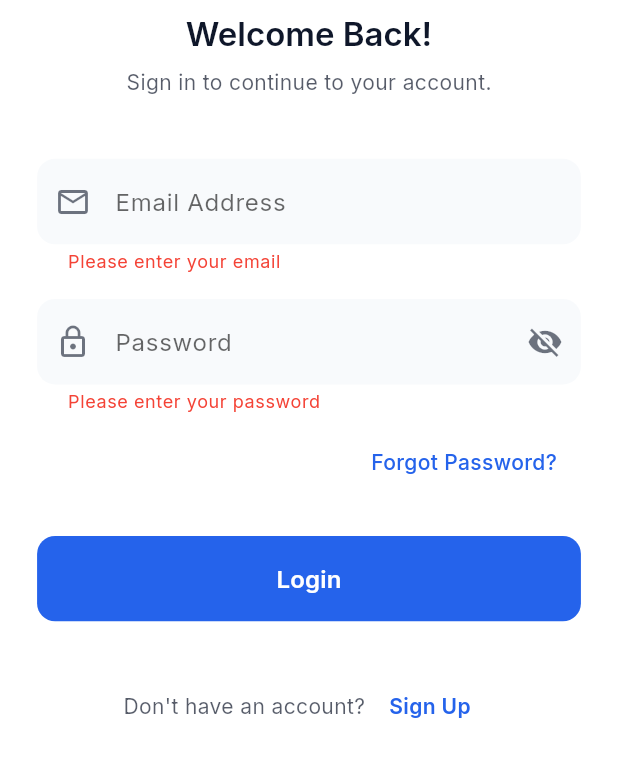
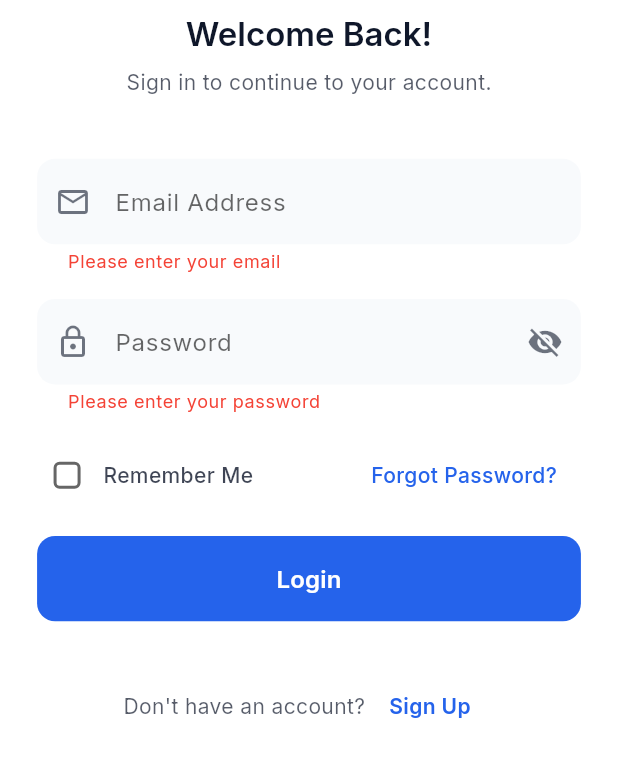
Before and after one commit to Shandaa-x/bloghub, a Flutter app: the screen it shows after launch, after a tap on "Login", on a phone screen of 412 x 824 dp, the part 202-979 px from its top. Run offline on Flutter 3.47's test engine with Material 3 defaults, Android fonts, the phone set to English and light mode, and no system bars; our stand-ins replace cached_network_image, cloud_firestore, connectivity_plus, firebase_auth, firebase_core, firebase_storage and 5 more; missing offline and left inert: dart:html, dart:js_interop; accounts and stored records are empty.

```diff
--- a/lib/auth/login_screen.dart
+++ b/lib/auth/login_screen.dart
@@ -2,6 +2,7 @@ import 'package:cloud_firestore/cloud_firestore.dart';
 import 'package:flutter/material.dart';
 import 'package:sizer/sizer.dart';
 import 'package:firebase_auth/firebase_auth.dart';
+import 'package:shared_preferences/shared_preferences.dart';
 
 import '../../core/app_export.dart';
 import '../../widgets/custom_icon_widget.dart';
@@ -22,16 +23,62 @@ class _LoginScreenState extends State<LoginScreen> {
 
   bool _passwordVisible = false;
   bool _isLoading = false;
+  bool _rememberMe = false;
   String? _errorMessage;
 
   // Auth service instance
   final AuthService _authService = AuthService();
 
   @override
+  void initState() {
+    super.initState();
+    _loadRememberMePreference();
+    _checkAutoLogin();
+  }
+
+  @override
   void dispose() {
     _emailController.dispose();
     _passwordController.dispose();
     super.dispose();
+  }
+
+  void _loadRememberMePreference() async {
+    SharedPreferences prefs = await SharedPreferences.getInstance();
+    setState(() {
+      _rememberMe = prefs.getBool('remember_me') ?? false;
+      if (_rememberMe) {
+        _emailController.text = prefs.getString('saved_email') ?? '';
+        _passwordController.text = prefs.getString('saved_password') ?? '';
+      }
+    });
+  }
+
+  // Check if user should be automatically logged in
+  void _checkAutoLogin() async {
+    SharedPreferences prefs = await SharedPreferences.getInstance();
+    bool rememberMe = prefs.getBool('remember_me') ?? false;
+
+    if (rememberMe && FirebaseAuth.instance.currentUser != null) {
+      // User is already authenticated and remember me is enabled
+      WidgetsBinding.instance.addPostFrameCallback((_) {
+        Navigator.pushReplacementNamed(context, AppRoutes.bottomNav);
+      });
+    }
+  }
+
+  // Save remember me preference and credentials
+  Future<void> _saveRememberMePreference() async {
+    SharedPreferences prefs = await SharedPreferences.getInstance();
+    await prefs.setBool('remember_me', _rememberMe);
+
+    if (_rememberMe) {
+      await prefs.setString('saved_email', _emailController.text.trim());
+      await prefs.setString('saved_password', _passwordController.text.trim());
+    } else {
+      await prefs.remove('saved_email');
+      await prefs.remove('saved_password');
+    }
   }
 
   void _handleLogin() async {
@@ -64,15 +111,20 @@ class _LoginScreenState extends State<LoginScreen> {
             });
           }
 
+          // Save remember me preference after successful login
+          await _saveRememberMePreference();
+
           // Show success message
           ToastHelper.showSuccess(
             context,
             'Welcome back${user.displayName != null ? ', ${user.displayName}' : ''}!',
           );
 
-          // Clear form
+          // Clear form if remember me is not checked
+          if (!_rememberMe) {
             _emailController.clear();
             _passwordController.clear();
+          }
 
           // Navigate to home screen
           Navigator.pushReplacementNamed(context, AppRoutes.bottomNav);
@@ -289,12 +341,57 @@ class _LoginScreenState extends State<LoginScreen> {
                   style: Theme.of(context).textTheme.bodyLarge,
                 ),
 
-                SizedBox(height: 1.h),
+                SizedBox(height: 2.h),
+
+                // Remember Me Checkbox and Forgot Password
+                Row(
+                  mainAxisAlignment: MainAxisAlignment.spaceBetween,
+                  children: [
+                    // Remember Me Checkbox
+                    Row(
+                      children: [
+                        Theme(
+                          data: Theme.of(context).copyWith(
+                            checkboxTheme: CheckboxThemeData(
+                              shape: RoundedRectangleBorder(
+                                borderRadius: BorderRadius.circular(4),
+                              ),
+                            ),
+                          ),
+                          child: Checkbox(
+                            value: _rememberMe,
+                            onChanged: _isLoading ? null : (bool? value) {
+                              setState(() {
+                                _rememberMe = value ?? false;
+                              });
+                            },
+                            activeColor: Theme.of(context).colorScheme.primary,
+                            materialTapTargetSize: MaterialTapTargetSize.shrinkWrap,
+                          ),
+                        ),
+                        SizedBox(width: 1.w),
+                        GestureDetector(
+                          onTap: _isLoading ? null : () {
+                            setState(() {
+                              _rememberMe = !_rememberMe;
+                            });
+                          },
+                          child: Text(
+                            'Remember Me',
+                            style: Theme.of(context).textTheme.bodyMedium?.copyWith(
+                              color: Theme.of(context)
+                                  .colorScheme
+                                  .onSurface
+                                  .withOpacity(0.8),
+                              fontWeight: FontWeight.w500,
+                            ),
+                          ),
+                        ),
+                      ],
+                    ),
 
                     // Forgot Password
-                Align(
-                  alignment: Alignment.centerRight,
-                  child: TextButton(
+                    TextButton(
                       onPressed: _isLoading ? null : _handleForgotPassword,
                       child: Text(
                         'Forgot Password?',
@@ -304,9 +401,10 @@ class _LoginScreenState extends State<LoginScreen> {
                         ),
                       ),
                     ),
+                  ],
                 ),
 
-                SizedBox(height: 3.h),
+                SizedBox(height: 2.h),
 
                 // Error Message
                 if (_errorMessage != null)
@@ -390,46 +488,6 @@ class _LoginScreenState extends State<LoginScreen> {
 
                 SizedBox(height: 4.h),
 
-                // Social Login Section (Optional)
-                /*
-                Row(
-                  children: [
-                    Expanded(child: Divider(color: Theme.of(context).dividerColor)),
-                    Padding(
-                      padding: EdgeInsets.symmetric(horizontal: 2.w),
-                      child: Text(
-                        'OR',
-                        style: Theme.of(context).textTheme.labelMedium?.copyWith(
-                          color: Theme.of(context).colorScheme.onSurface.withOpacity(0.6),
-                        ),
-                      ),
-                    ),
-                    Expanded(child: Divider(color: Theme.of(context).dividerColor)),
-                  ],
-                ),
-
-                SizedBox(height: 3.h),
-
-                // Google Sign In Button
-                OutlinedButton.icon(
-                  onPressed: _isLoading ? null : () {
-                    // Implement Google Sign In
-                    ToastHelper.showInfo(context, 'Google Sign In coming soon!');
-                  },
-                  icon: Icon(Icons.login, size: 20),
-                  label: Text('Continue with Google'),
-                  style: OutlinedButton.styleFrom(
-                    padding: EdgeInsets.symmetric(vertical: 2.h, horizontal: 4.w),
-                    minimumSize: Size(double.infinity, 6.h),
-                    shape: RoundedRectangleBorder(
-                      borderRadius: BorderRadius.circular(12),
-                    ),
-                  ),
-                ),
-
-                SizedBox(height: 2.h),
-                */
-
                 // Don't have an account? Sign Up
                 Row(
                   mainAxisAlignment: MainAxisAlignment.center,
--- a/lib/presentation/add_blog_screen/add_blog_screen.dart
+++ b/lib/presentation/add_blog_screen/add_blog_screen.dart
@@ -590,7 +590,7 @@ class _AddBlogScreenState extends State<AddBlogScreen> {
                     if (value == null || value.trim().isEmpty) {
                       return 'Please enter blog content';
                     }
-                    if (value.trim().length > 100) {
+                    if (value.trim().length < 10) {
                       return 'Content must be at least 100 characters long';
                     }
                     return null;
```
Also changed, not shown: lib/presentation/home_screen/home_screen.dart (+8 -12 lines), lib/presentation/home_screen/widgets/blog_post_card_widget.dart (+30 -59 lines). Lines whose indentation alone changed are shown as unchanged.
